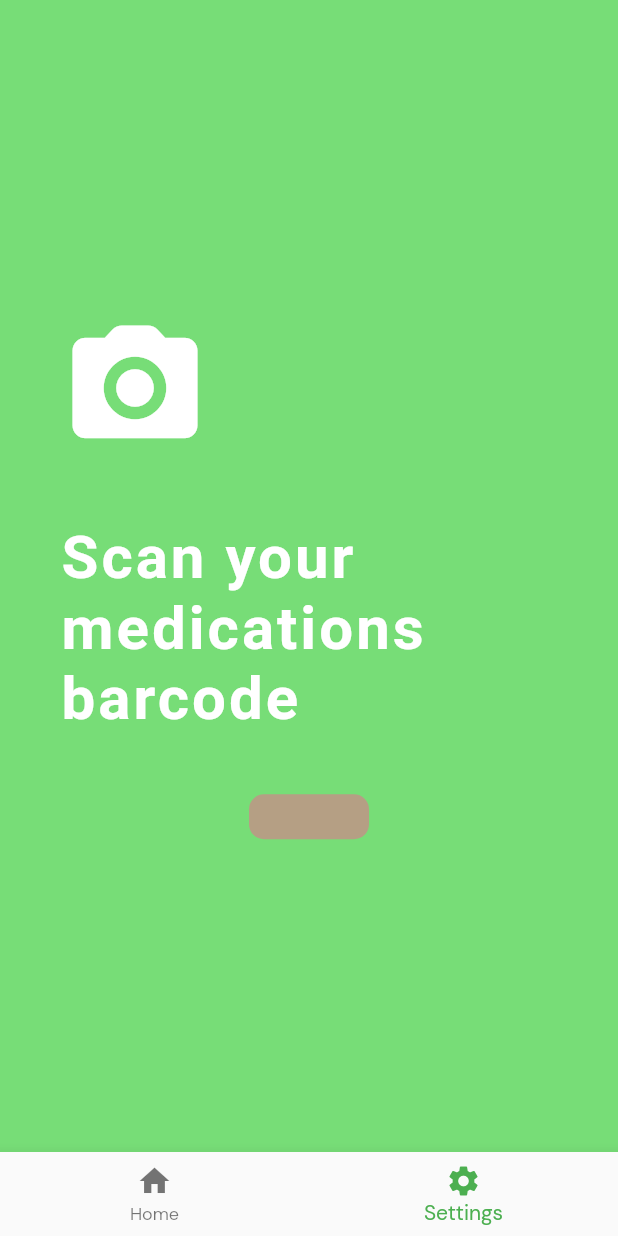
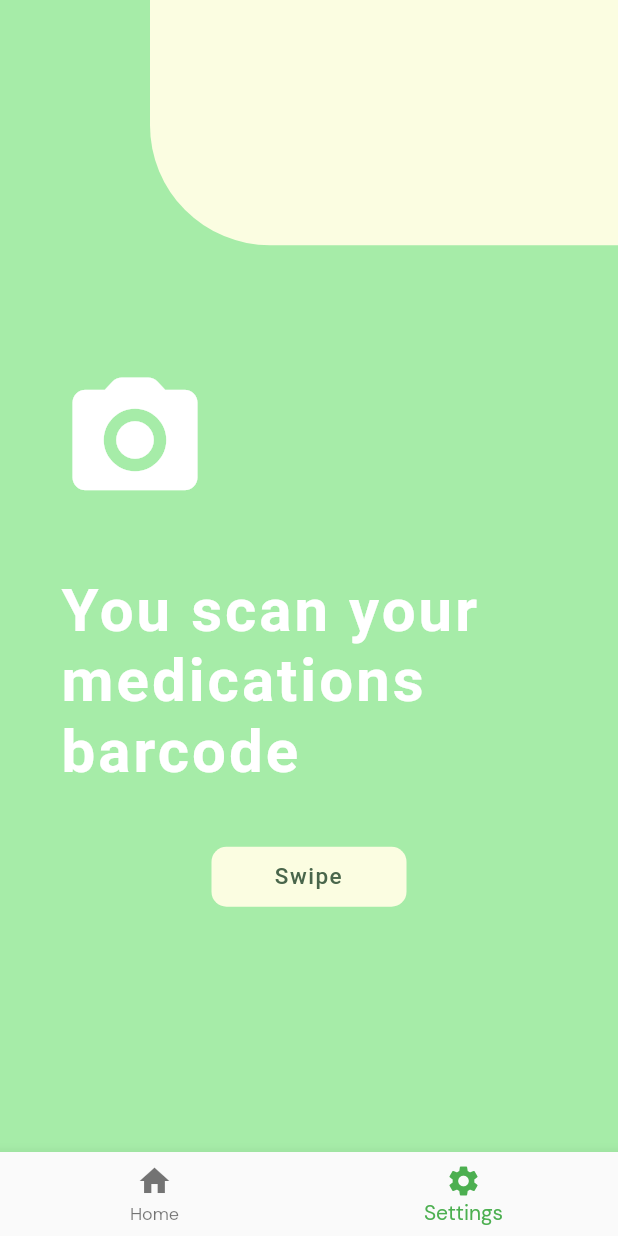
Before and after one commit to BaoGeist/Drugz, a Flutter app: the screen it shows after launch, item 2 of the bottom bar chosen, on a phone screen of 412 x 824 dp. Run offline on Flutter 3.47's test engine with Material 2 defaults, Android fonts, the phone set to English and light mode, and no system bars; our stand-ins replace camera, gallery_saver, google_fonts, image_picker.

Commit message:
Finished landing pages + added scroll feature

```diff
--- a/mobileApp/flutter_app/lib/constants.dart
+++ b/mobileApp/flutter_app/lib/constants.dart
@@ -1,11 +1,29 @@
 import 'package:flutter/material.dart';
 import 'package:google_fonts/google_fonts.dart';
 
-const primaryColour = Color(0xff77DD77);
-const secondaryColour = Color(0xffB59F84);
+const primaryColour = Color(0xffA6ECA8);
+const secondaryColour = Color(0xffFBFDE1);
 
 final titles = TextStyle(
     fontSize: 40,
     fontWeight: FontWeight.w600,
     letterSpacing: 2.0,
     color: Colors.white);
+
+final textbox = TextStyle(
+    fontSize: 15,
+    letterSpacing: 1.0,
+    fontWeight: FontWeight.w500,
+    color: primaryColour);
+
+final compName = TextStyle(
+    fontSize: 40,
+    fontWeight: FontWeight.w600,
+    letterSpacing: 2.0,
+    color: Colors.black);
+
+final textbox2 = TextStyle(
+    fontSize: 15,
+    letterSpacing: 1.0,
+    fontWeight: FontWeight.w500,
+    color: Color.fromARGB(255, 73, 102, 75));
--- a/mobileApp/flutter_app/lib/landing_page.dart
+++ b/mobileApp/flutter_app/lib/landing_page.dart
@@ -31,32 +31,130 @@ class _onBoardingScreenState extends State<onBoardingScreen> {
             color: primaryColour,
             child:
                 Column(mainAxisAlignment: MainAxisAlignment.center, children: [
+              Expanded(
+                flex: 1,
+                child: Container(
+                  margin: EdgeInsets.only(left: 100),
+                  decoration: BoxDecoration(
+                      color: secondaryColour,
+                      borderRadius:
+                          BorderRadius.only(bottomLeft: Radius.circular(80))),
+                ),
+              ),
               Container(
-                alignment: Alignment.centerLeft,
-                padding: EdgeInsets.only(left: 40),
+                alignment: Alignment.bottomLeft,
+                padding: EdgeInsets.only(left: 40, top: 80),
                 child: Icon(Icons.camera_alt_rounded,
                     size: 100, color: Colors.white),
               ),
               Container(
                 padding: EdgeInsets.all(40),
                 child: Text(
-                  "Scan your medications barcode",
+                  "You scan your medications barcode",
                   style: titles,
                 ),
               ),
               Container(
-                height: 30,
-                width: 80,
-                decoration: BoxDecoration(
-                    color: secondaryColour,
-                    borderRadius: BorderRadius.all(Radius.circular(10))),
-              )
+                  height: 40,
+                  width: 130,
+                  decoration: BoxDecoration(
+                      color: secondaryColour,
+                      borderRadius: BorderRadius.all(Radius.circular(10))),
+                  child: Center(
+                    child: Text(
+                      "Swipe",
+                      textAlign: TextAlign.center,
+                      style: textbox2,
+                    ),
+                  )),
+              Expanded(flex: 1, child: Container())
             ]),
           ),
           Container(
             color: Color.fromARGB(255, 73, 102, 75),
+            child:
+                Column(mainAxisAlignment: MainAxisAlignment.center, children: [
+              Expanded(
+                flex: 1,
+                child: Container(
+                  margin: EdgeInsets.only(left: 100),
+                  decoration: BoxDecoration(
+                      color: secondaryColour,
+                      borderRadius:
+                          BorderRadius.only(bottomLeft: Radius.circular(80))),
+                ),
+              ),
+              Container(
+                alignment: Alignment.bottomLeft,
+                padding: EdgeInsets.only(left: 40, top: 80),
+                child: Icon(Icons.search, size: 100, color: Colors.white),
+              ),
+              Container(
+                padding: EdgeInsets.all(40),
+                child: Text(
+                  "We search the web for any risks",
+                  style: titles,
+                ),
+              ),
+              Container(
+                  height: 40,
+                  width: 130,
+                  decoration: BoxDecoration(
+                      color: secondaryColour,
+                      borderRadius: BorderRadius.all(Radius.circular(10))),
+                  child: Center(
+                    child: Text(
+                      "Swipe",
+                      textAlign: TextAlign.center,
+                      style: textbox2,
+                    ),
+                  )),
+              Expanded(flex: 1, child: Container())
+            ]),
           ),
-          Container(color: Color(0xffC1E1C1))
+          Container(
+            color: Color(0xffC1E1C1),
+            child:
+                Column(mainAxisAlignment: MainAxisAlignment.center, children: [
+              Expanded(
+                flex: 1,
+                child: Container(
+                  margin: EdgeInsets.only(left: 100),
+                  decoration: BoxDecoration(
+                      color: secondaryColour,
+                      borderRadius:
+                          BorderRadius.only(bottomLeft: Radius.circular(80))),
+                ),
+              ),
+              Container(
+                alignment: Alignment.bottomLeft,
+                padding: EdgeInsets.only(left: 40, top: 80),
+                child: Icon(Icons.stay_current_portrait_rounded,
+                    size: 100, color: Colors.white),
+              ),
+              Container(
+                padding: EdgeInsets.all(40),
+                child: Text(
+                  "And display it to you in a second.",
+                  style: titles,
+                ),
+              ),
+              Container(
+                  height: 40,
+                  width: 130,
+                  decoration: BoxDecoration(
+                      color: secondaryColour,
+                      borderRadius: BorderRadius.all(Radius.circular(10))),
+                  child: Center(
+                    child: Text(
+                      "Swipe",
+                      textAlign: TextAlign.center,
+                      style: textbox2,
+                    ),
+                  )),
+              Expanded(flex: 1, child: Container())
+            ]),
+          )
         ],
       ),
     );
```
